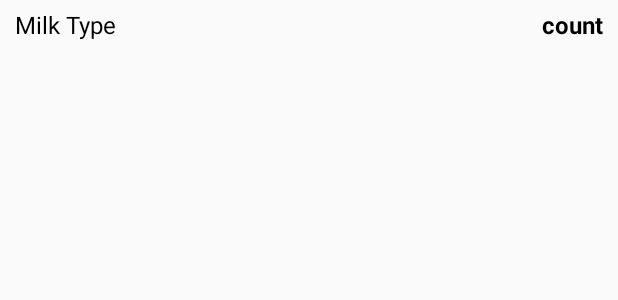
After one commit to zeratul188/MilkDelivery, an Android app: the layout milk_list_list.xml on its own in the app's theme, with its tools: preview values and no code run, on a phone screen of 412 x 824 dp. The commit adds this screen. Shown: the top 300 px of the screen. Run offline under Robolectric (Android 15) with nearby library versions, the phone set to English and light mode, and no system bars.

Commit message:
20210511 commited!

```diff
--- a/app/src/main/res/layout/fragment_home.xml
+++ b/app/src/main/res/layout/fragment_home.xml
@@ -85,8 +85,10 @@
             android:layout_width="match_parent"
             android:layout_height="match_parent"
             android:layout_marginTop="10dp"
-            android:background="@drawable/contentcustom"
             android:visibility="gone"
+            android:dividerHeight="0dp"
+            android:listSelector="#00000000"
+            android:divider="#00000000"
             android:id="@+id/listType"/>
         <TextView
             android:layout_width="wrap_content"
--- /dev/null
+++ b/app/src/main/res/layout/milk_list_list.xml
@@ -0,0 +1,25 @@
+<?xml version="1.0" encoding="utf-8"?>
+<LinearLayout xmlns:android="http://schemas.android.com/apk/res/android"
+    android:orientation="horizontal" android:layout_width="match_parent"
+    android:layout_height="match_parent"
+    android:paddingTop="5dp"
+    android:paddingBottom="5dp"
+    android:paddingLeft="10dp"
+    android:paddingRight="10dp">
+    <TextView
+        android:layout_width="0dp"
+        android:layout_weight="1"
+        android:layout_height="wrap_content"
+        android:id="@+id/txtType"
+        android:text="Milk Type"
+        android:textSize="16sp"
+        android:textColor="#000000"/>
+    <TextView
+        android:layout_width="wrap_content"
+        android:layout_height="wrap_content"
+        android:id="@+id/txtCount"
+        android:text="count"
+        android:textSize="16sp"
+        android:textColor="#000000"
+        android:textStyle="bold"/>
+</LinearLayout>
```
Also changed, not shown: app/src/main/java/com/example/mixroidminigames/ui/home/HomeFragment.java (+55 -0 lines), app/src/main/java/com/example/mixroidminigames/ui/home/MilkList.java (added, +27 -0 lines), app/src/main/java/com/example/mixroidminigames/ui/home/MilkListAdapter.java (added, +49 -0 lines).
